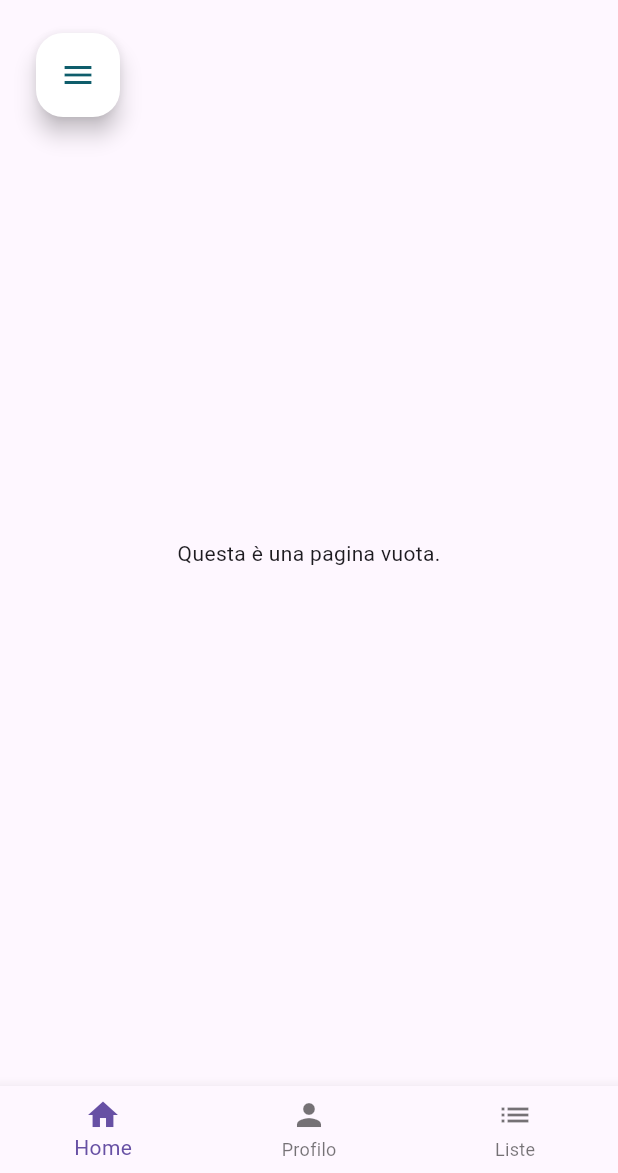
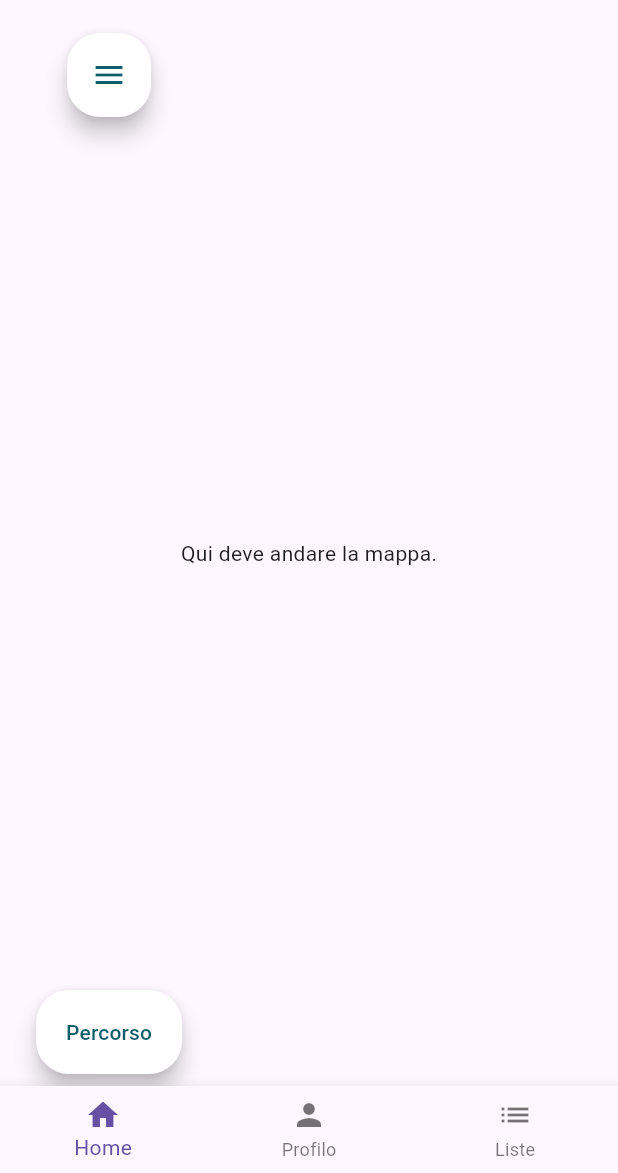
Before and after one commit to Davencode/testarchitecture, a Flutter app: the screen it shows after launch, on a phone screen of 412 x 824 dp, the part 63-1236 px from its top. Run offline on Flutter 3.47's test engine with Material 3 defaults, Android fonts, the phone set to English and light mode, and no system bars.

Commit message:
added second floatingActionButton (Percorso)

```diff
--- a/lib/screens/blankScreen.dart
+++ b/lib/screens/blankScreen.dart
@@ -8,25 +8,40 @@ class BlankScreen extends StatelessWidget {
   Widget build(BuildContext context) {
     return Scaffold(
       drawer: SplashScreen(),
-      floatingActionButtonLocation: FloatingActionButtonLocation.startTop,
+      floatingActionButtonLocation: FloatingActionButtonLocation.startDocked,
       floatingActionButton: Padding(
         padding: const EdgeInsets.all(8.0),
-        child: FloatingActionButton(
+        child: Column(
+          mainAxisAlignment: MainAxisAlignment.spaceBetween,
+          children: [
+            FloatingActionButton(
               backgroundColor: Colors.white,
               foregroundColor: Color(0xFF0E5D6B),
               shape: RoundedRectangleBorder(
-            borderRadius: BorderRadius.circular(18),
+                borderRadius: BorderRadius.circular(22),
               ),
               onPressed: () {},
               hoverColor: Colors.grey,
               child: const Icon(Icons.menu),
+            ),
+            FloatingActionButton.extended(
+              backgroundColor: Colors.white,
+              foregroundColor: Color(0xFF0E5D6B),
+              shape: RoundedRectangleBorder(
+                borderRadius: BorderRadius.circular(22),
+              ),
+              onPressed: () {},
+              hoverColor: Colors.grey,
+              label: Text('Percorso'),
+            ),
+          ],
         ),
       ),
       /*appBar: AppBar(
         title: Text('Pagina Blank'),
       ),*/
       body: Center(
-        child: Text('Questa è una pagina vuota.'),
+        child: Text('Qui deve andare la mappa.'),
       ),
     );
   }
```
Also changed, not shown: lib/screens/homeScreen.dart (line endings or trailing spaces). Lines whose indentation alone changed are shown as unchanged.
